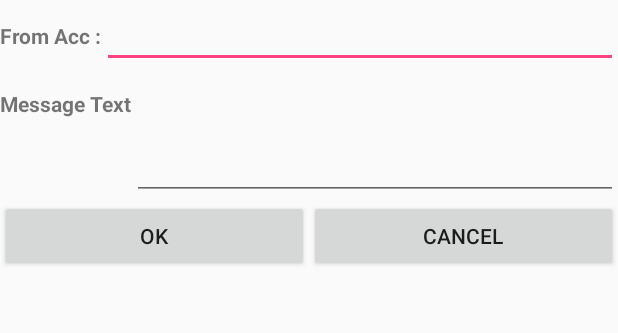
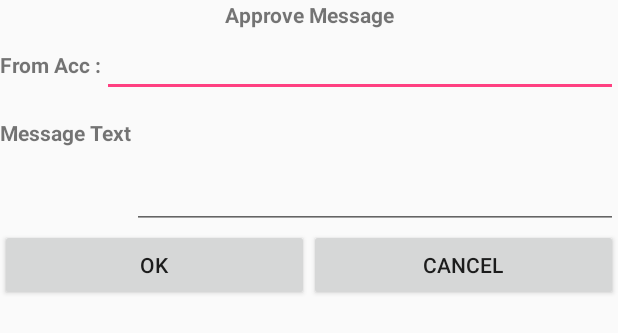
Before and after one commit to ecm-dapps/Distro, an Android app: the layout approve_message_view.xml on its own in the app's theme, with its tools: preview values and no code run, on a phone screen of 412 x 824 dp. Shown: the top 333 px of the screen. Run offline under Robolectric (Android 15) with nearby library versions, the phone set to English and light mode, and no system bars.

```diff
--- a/app/src/main/java/com/ecmdapps/distro/MainActivity.java
+++ b/app/src/main/java/com/ecmdapps/distro/MainActivity.java
@@ -63,7 +63,7 @@ public class MainActivity extends Activity {
                 }
             }
         });
-        webView.addJavascriptInterface(new Web3Interface(web3Resolver), "distro");
+        webView.addJavascriptInterface(new Web3Interface(web3Resolver, this), "distro");
         webView.loadUrl("file:///android_asset/www/index.html");
     }
 
--- a/app/src/main/java/com/ecmdapps/distro/providerserver/DHNameStrings.java
+++ b/app/src/main/java/com/ecmdapps/distro/providerserver/DHNameStrings.java
@@ -6,4 +6,5 @@ class DHNameStrings {
     static final String PREFERENCES_NAME = "DappHallP";
     static final String PATH_TO_WALLET_LABEL = "path_to_wallet";
     static final String CHOSEN_NETWORK_NODE_LABEL = "chosen_network_node";
+    static final String HOME_URL = "file:///android_asset/www/index.html";
 }
--- a/app/src/main/res/layout/approve_message_view.xml
+++ b/app/src/main/res/layout/approve_message_view.xml
@@ -2,6 +2,14 @@
 <LinearLayout xmlns:android="http://schemas.android.com/apk/res/android"
     android:orientation="vertical" android:layout_width="match_parent"
     android:layout_height="match_parent">
+
+    <TextView
+        android:layout_width="match_parent"
+        android:layout_height="wrap_content"
+        android:text="Approve Message"
+        android:textStyle="bold"
+        android:layout_gravity="center"
+        android:gravity="center"/>
 
     <LinearLayout
         android:layout_width="match_parent"
--- a/app/src/main/res/values/strings.xml
+++ b/app/src/main/res/values/strings.xml
@@ -1,4 +1,6 @@
 <resources>
     <string name="app_name">Distro</string>
     <string name="default_no_transaction">No Transaction To Be Approved</string>
+    <string name="new_wallet_credentials_title">Enter a password for your Keystore(Wallet). PLEASE DONT FORGET IT, IT IS NOT RECOVERABLE.</string>
+    <string name="old_wallet_credentials_title">Enter wallet password</string>
 </resources>
```
Also changed, not shown: app/src/main/java/com/ecmdapps/distro/providerserver/GetCredentialsActivity.java (+15 -0 lines), app/src/main/java/com/ecmdapps/distro/providerserver/Web3Interface.java (+29 -5 lines), app/src/main/res/layout/approve_transaction_view.xml (+8 -0 lines), app/src/main/res/layout/credentials_dialog.xml (+7 -0 lines), 1 other file.
